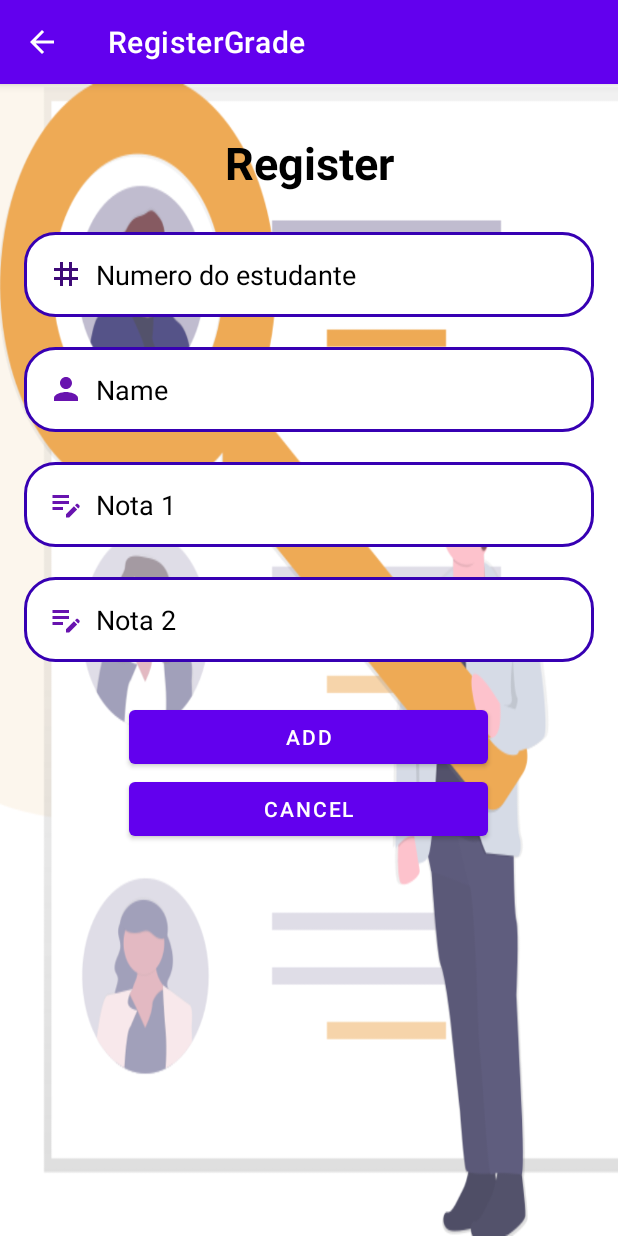
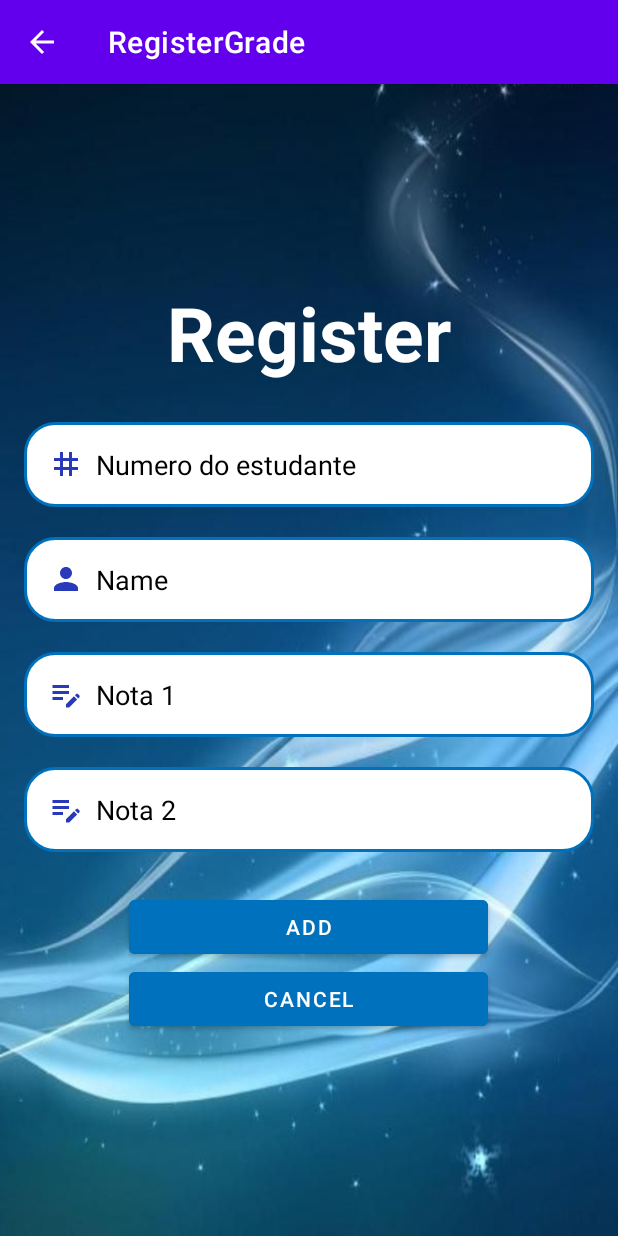
Before and after one commit to iven-hub/ResgiterGrade, an Android app: the RegisterActivity screen opened directly, with no data from a screen before it, on a phone screen of 412 x 824 dp. Run offline under Robolectric (Android 15) with nearby library versions, the phone set to English and light mode, and no system bars.

Commit message:
done project

```diff
--- a/app/src/main/java/com/example/registergrade/ApprovedActivity.java
+++ b/app/src/main/java/com/example/registergrade/ApprovedActivity.java
@@ -11,7 +11,7 @@ import java.util.ArrayList;
 public class ApprovedActivity extends AppCompatActivity {
     //variaveis
     private RecyclerView recyclerView;
-    private ApprovedAdapter adapter;
+    private StateAdapter adapter;
     private ArrayList<Student> studentList;
     private SQLiteHelper dbHelper;
 
@@ -23,7 +23,7 @@ public class ApprovedActivity extends AppCompatActivity {
         recyclerView = findViewById(R.id.approved_id);
         dbHelper = new SQLiteHelper(this);// cria um objeto SQLiteHelper e inicializa db
         studentList = dbHelper.getApprovedStudents();//e pega a lista de estudantes aprovados usando o método getApprovedStudents.
-        adapter = new ApprovedAdapter(this,studentList);//passar lista de estudantes
+        adapter = new StateAdapter(this, studentList);//passar lista de estudantes
         recyclerView.setAdapter(adapter);//apanhar informacoes e layout
         recyclerView.setLayoutManager(new LinearLayoutManager(this));
 
--- a/app/src/main/java/com/example/registergrade/ExamActivity.java
+++ b/app/src/main/java/com/example/registergrade/ExamActivity.java
@@ -10,7 +10,7 @@ import java.util.ArrayList;
 
 public class ExamActivity extends AppCompatActivity {
     private RecyclerView recyclerView;
-    private ExamAdapter adapter;
+    private StateAdapter adapter;
     private ArrayList<Student> studentList;
     private SQLiteHelper dbHelper;
 
@@ -21,7 +21,7 @@ public class ExamActivity extends AppCompatActivity {
         recyclerView = findViewById(R.id.exam_id);
         dbHelper = new SQLiteHelper(this);// cria um objeto SQLiteHelper e inicializa
         studentList = dbHelper.getExamStudents();//e pega a lista de estudantes aprovados usando o método getApprovedStudents.
-        adapter = new ExamAdapter(this,studentList);//passar lista de estudantes
+        adapter = new StateAdapter(this, studentList);//passar lista de estudantes
         recyclerView.setAdapter(adapter);//apanhar informacoes e layout
         recyclerView.setLayoutManager(new LinearLayoutManager(this));
     }
--- a/app/src/main/java/com/example/registergrade/RegisterActivity.java
+++ b/app/src/main/java/com/example/registergrade/RegisterActivity.java
@@ -13,11 +13,8 @@ import android.widget.Toast;
 import androidx.appcompat.app.AppCompatActivity;
 
 public class RegisterActivity extends AppCompatActivity {
-    private EditText edtName;
-    private EditText edtnota1;
-    private EditText edtnota2,edtid;
-    private Button btnAdd;
-    private Button btnCancel;
+    private EditText edtName,editnota1,editnota2,editid;
+    private Button btn_Add,btn_Cancel;
     private SQLiteHelper dbHelper;
 
 
@@ -27,23 +24,23 @@ public class RegisterActivity extends AppCompatActivity {
         setContentView(R.layout.activity_register);
 
         edtName = findViewById(R.id.edit_name);
-        edtnota1 = findViewById(R.id.edt_grade1);
-        edtnota2 = findViewById(R.id.edt_grade2);
-        btnAdd = findViewById(R.id.btn_add);
-        edtid = findViewById(R.id.edit_id);
-        btnCancel = findViewById(R.id.btn_cancel);
+        editnota1 = findViewById(R.id.edt_grade1);
+        editnota2 = findViewById(R.id.edt_grade2);
+        btn_Add = findViewById(R.id.btn_add);
+        editid = findViewById(R.id.edit_id);
+        btn_Cancel = findViewById(R.id.btn_cancel);
         //cria um objeto SQLiteHelper e inicializa db
         dbHelper = new  SQLiteHelper(this);
 
-        btnAdd.setOnClickListener(new View.OnClickListener() {
+        btn_Add.setOnClickListener(new View.OnClickListener() {
             @Override
             public void onClick(View view) {
                 //id do usuário e converte-o em um inteiro O método get é usado para obter o texto do EditText
                 // como uma string e, em seguida, é convertido em um inteiro.
-                int id = Integer.parseInt(edtid.getText().toString());
+                int id = Integer.parseInt(editid.getText().toString());
                 String nome = edtName.getText().toString();
-                float grade1 = Float.parseFloat(edtnota1.getText().toString());//converte para valor flutuante
-                float grade2 = Float.parseFloat(edtnota2.getText().toString());
+                float grade1 = Float.parseFloat(editnota1.getText().toString());//converte para valor flutuante
+                float grade2 = Float.parseFloat(editnota2.getText().toString());
                 float media = (grade1 + grade2 ) / 2;//media
 
                 ////Chama o método para adicionar o aluno na base de dados
@@ -53,7 +50,7 @@ public class RegisterActivity extends AppCompatActivity {
             }
         });
 
-        btnCancel.setOnClickListener(new View.OnClickListener() {
+        btn_Cancel.setOnClickListener(new View.OnClickListener() {
             @Override
             public void onClick(View view) {
                 AlertDialog.Builder cance = new AlertDialog.Builder(RegisterActivity.this);
@@ -71,5 +68,4 @@ public class RegisterActivity extends AppCompatActivity {
             }
         });
     }
-
 }
--- a/app/src/main/java/com/example/registergrade/Student.java
+++ b/app/src/main/java/com/example/registergrade/Student.java
@@ -15,7 +15,6 @@ public class Student {
         this.nota2 = nota2;
         this.media = media;
     }
-
 
 
 //acessar o valor de cada atributo
--- a/app/src/main/res/drawable/ic_baseline_edit_note_24.xml
+++ b/app/src/main/res/drawable/ic_baseline_edit_note_24.xml
@@ -1,4 +1,4 @@
-<vector android:height="24dp" android:tint="#6813AF"
+<vector android:height="24dp" android:tint="#2839BA"
     android:viewportHeight="24" android:viewportWidth="24"
     android:width="24dp" xmlns:android="http://schemas.android.com/apk/res/android">
     <path android:fillColor="@android:color/white" android:pathData="M3,10h11v2H3V10zM3,8h11V6H3V8zM3,16h7v-2H3V16zM18.01,12.87l0.71,-0.71c0.39,-0.39 1.02,-0.39 1.41,0l0.71,0.71c0.39,0.39 0.39,1.02 0,1.41l-0.71,0.71L18.01,12.87zM17.3,13.58l-5.3,5.3V21h2.12l5.3,-5.3L17.3,13.58z"/>
--- a/app/src/main/res/drawable/ic_baseline_grid_3x3_24.xml
+++ b/app/src/main/res/drawable/ic_baseline_grid_3x3_24.xml
@@ -1,4 +1,4 @@
-<vector android:height="24dp" android:tint="#3E0A78"
+<vector android:height="24dp" android:tint="#2839BA"
     android:viewportHeight="24" android:viewportWidth="24"
     android:width="24dp" xmlns:android="http://schemas.android.com/apk/res/android">
     <path android:fillColor="@android:color/white" android:pathData="M20,10V8h-4V4h-2v4h-4V4H8v4H4v2h4v4H4v2h4v4h2v-4h4v4h2v-4h4v-2h-4v-4H20zM14,14h-4v-4h4V14z"/>
--- a/app/src/main/res/drawable/ic_baseline_person_24.xml
+++ b/app/src/main/res/drawable/ic_baseline_person_24.xml
@@ -1,4 +1,4 @@
-<vector android:height="24dp" android:tint="#6813AF"
+<vector android:height="24dp" android:tint="#2839BA"
     android:viewportHeight="24" android:viewportWidth="24"
     android:width="24dp" xmlns:android="http://schemas.android.com/apk/res/android">
     <path android:fillColor="@android:color/white" android:pathData="M12,12c2.21,0 4,-1.79 4,-4s-1.79,-4 -4,-4 -4,1.79 -4,4 1.79,4 4,4zM12,14c-2.67,0 -8,1.34 -8,4v2h16v-2c0,-2.66 -5.33,-4 -8,-4z"/>
--- a/app/src/main/res/drawable/lavender_border.xml
+++ b/app/src/main/res/drawable/lavender_border.xml
@@ -4,7 +4,7 @@
     <corners
         android:radius="20dp"/>
     <stroke
-        android:color="@color/purple_700"
+        android:color="#0071BD"
         android:width="2dp"/>
     <solid
         android:color="@color/white"/>
--- a/app/src/main/res/layout/activity_main.xml
+++ b/app/src/main/res/layout/activity_main.xml
@@ -6,6 +6,7 @@
     android:layout_height="match_parent"
     android:orientation="vertical"
     android:background="@drawable/home"
+    android:layout_gravity="center"
     tools:context=".MainActivity">
 
     <TextView
--- a/app/src/main/res/layout/activity_register.xml
+++ b/app/src/main/res/layout/activity_register.xml
@@ -6,84 +6,79 @@
     android:layout_height="match_parent"
     android:orientation="vertical"
     android:padding="16dp"
-    android:background="@drawable/home"
+    android:background="@drawable/image"
     tools:context=".RegisterActivity">
 
-    <!--    <androidx.appcompat.widget.Toolbar-->
-    <!--        android:id="@+id/toolbar"-->
-    <!--        android:layout_width="match_parent"-->
-    <!--        android:layout_height="wrap_content"-->
-    <!--        android:background=""-->
-    <!--        android:elevation="4dp"-->
-    <!--        android:theme="@style/ThemeOverlay.AppCompat.ActionBar"-->
-    <!--        app:title="Register" />-->
 
     <TextView
         android:layout_width="match_parent"
         android:layout_height="wrap_content"
         android:text="Register"
-        android:textSize="30sp"
-        android:textColor="@color/black"
+        android:textSize="50sp"
+        android:textColor="@color/white"
         android:textStyle="bold"
+        android:layout_marginTop="100dp"
         android:gravity="center_horizontal"
         android:padding="16dp" />
+
+
 
         <EditText
             android:id="@+id/edit_id"
             android:layout_width="match_parent"
             android:layout_height="wrap_content"
+            android:layout_marginVertical="10dp"
+            android:layout_marginTop="200dp"
+            android:background="@drawable/lavender_border"
+            android:drawableLeft="@drawable/ic_baseline_grid_3x3_24"
+            android:drawablePadding="8dp"
             android:hint="Numero do estudante"
             android:inputType="numberDecimal"
-        android:drawableLeft="@drawable/ic_baseline_grid_3x3_24"
-        android:drawablePadding="8dp"
-        android:layout_marginVertical="10dp"
+            android:padding="16dp"
             android:textColor="@color/black"
-        android:textColorHint="@color/black"
-        android:background="@drawable/lavender_border"
-        android:padding="16dp"
-        />
+            android:textColorHint="@color/black" />
+
         <EditText
             android:id="@+id/edit_name"
             android:layout_width="match_parent"
             android:layout_height="wrap_content"
+            android:layout_marginVertical="10dp"
+            android:background="@drawable/lavender_border"
+            android:drawableLeft="@drawable/ic_baseline_person_24"
+            android:drawablePadding="8dp"
             android:hint="Name"
             android:inputType="text"
-        android:drawableLeft="@drawable/ic_baseline_person_24"
-        android:drawablePadding="8dp"
-        android:layout_marginVertical="10dp"
-        android:background="@drawable/lavender_border"
             android:padding="16dp"
-        android:textColorHint="@color/black"
-        android:textColor="@color/black"/>
+            android:textColor="@color/black"
+            android:textColorHint="@color/black" />
 
         <EditText
             android:id="@+id/edt_grade1"
             android:layout_width="match_parent"
             android:layout_height="wrap_content"
+            android:layout_marginVertical="10dp"
             android:background="@drawable/lavender_border"
-        android:hint="Nota 1"
             android:drawableLeft="@drawable/ic_baseline_edit_note_24"
             android:drawablePadding="8dp"
-        android:layout_marginVertical="10dp"
+            android:hint="Nota 1"
             android:inputType="numberDecimal"
             android:padding="16dp"
-        android:textColorHint="@color/black"
-        android:textColor="@color/black"/>
+            android:textColor="@color/black"
+            android:textColorHint="@color/black" />
 
         <EditText
             android:id="@+id/edt_grade2"
             android:layout_width="match_parent"
             android:layout_height="wrap_content"
-        android:hint="Nota 2"
+            android:layout_marginVertical="10dp"
             android:background="@drawable/lavender_border"
-        android:layout_marginVertical="10dp"
             android:drawableLeft="@drawable/ic_baseline_edit_note_24"
             android:drawablePadding="8dp"
+            android:hint="Nota 2"
             android:inputType="numberDecimal"
             android:padding="16dp"
-        android:textColorHint="@color/black"
-        android:textColor="@color/black"/>
-
+            android:textColor="@color/black"
+            android:textColorHint="@color/black" />
 
 
     <LinearLayout
@@ -97,11 +92,13 @@
             android:id="@+id/btn_add"
             android:layout_width="239dp"
             android:layout_height="wrap_content"
+            android:backgroundTint="#0071BD"
             android:text="ADD" />
 
         <Button
             android:id="@+id/btn_cancel"
             android:layout_width="239dp"
+            android:backgroundTint="#0071BD"
             android:layout_height="wrap_content"
             android:text="Cancel" />
 
--- a/app/src/main/res/layout/aluno.xml
+++ b/app/src/main/res/layout/aluno.xml
@@ -13,7 +13,7 @@
 
     <TextView
         android:id="@+id/student_id"
-        android:layout_width="222dp"
+        android:layout_width="239dp"
         android:layout_height="69dp"
         android:layout_marginTop="8dp"
         android:gravity="center"
```
Also changed, not shown: app/src/main/java/com/example/registergrade/ApprovedAdapter.java (deleted, +0 -95 lines), app/src/main/java/com/example/registergrade/StateAdapter.java (renamed from app/src/main/java/com/example/registergrade/ExamAdapter.java, +26 -23 lines), app/src/main/res/drawable-v24/image.jpg (added). Lines whose indentation alone changed are shown as unchanged.
